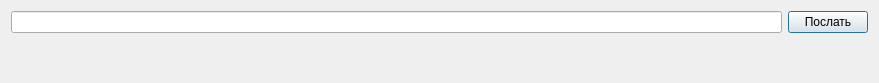
First picture: the form in gui/uies/terminal.ui, repository neurocomputer/MemriBoard, before the edit.
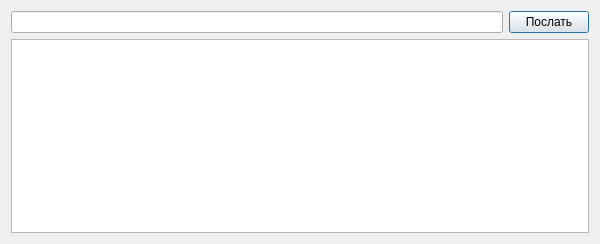
Second picture: the form after the edit.

Commit message: Terminal: label replaced with textEdit

The edit to the form file:
```diff
--- a/gui/uies/terminal.ui
+++ b/gui/uies/terminal.ui
@@ -6,8 +6,8 @@
    <rect>
     <x>0</x>
     <y>0</y>
-    <width>879</width>
-    <height>83</height>
+    <width>600</width>
+    <height>244</height>
    </rect>
   </property>
   <property name="windowTitle">
@@ -29,9 +29,9 @@
     </layout>
    </item>
    <item>
-    <widget class="QLabel" name="label_answer">
-     <property name="text">
-      <string> </string>
+    <widget class="QTextEdit" name="textEdit_answer">
+     <property name="readOnly">
+      <bool>true</bool>
      </property>
     </widget>
    </item>
```
The commit also changes 1 other file.
